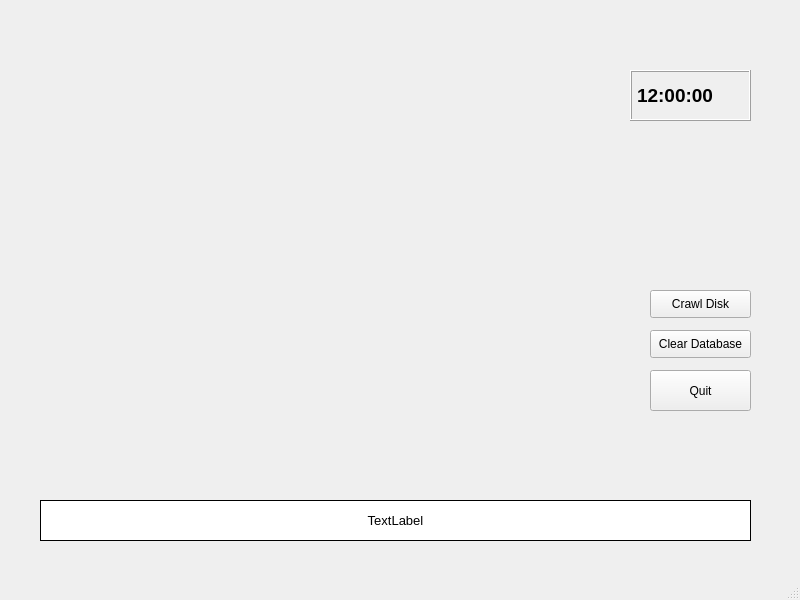
The window that Code/gui.ui (Dreamwalkerx5/disk_analyser) describes before a commit, drawn with Qt 5.
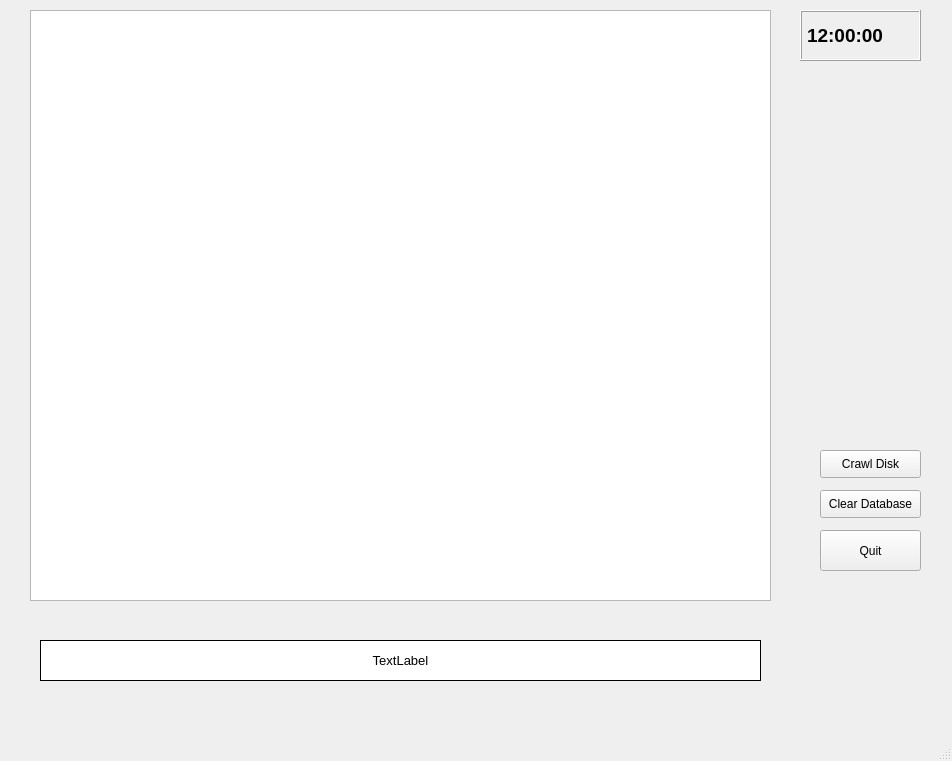
The same window after the commit.

```diff
--- a/Code/gui.ui
+++ b/Code/gui.ui
@@ -6,8 +6,8 @@
    <rect>
     <x>0</x>
     <y>0</y>
-    <width>800</width>
-    <height>600</height>
+    <width>952</width>
+    <height>761</height>
    </rect>
   </property>
   <property name="windowTitle">
@@ -18,8 +18,8 @@
     <property name="geometry">
      <rect>
       <x>40</x>
-      <y>500</y>
-      <width>711</width>
+      <y>640</y>
+      <width>721</width>
       <height>41</height>
      </rect>
     </property>
@@ -47,8 +47,8 @@
    <widget class="QLabel" name="time_label">
     <property name="geometry">
      <rect>
-      <x>630</x>
-      <y>70</y>
+      <x>800</x>
+      <y>10</y>
       <width>121</width>
       <height>51</height>
      </rect>
@@ -79,8 +79,8 @@
    <widget class="QPushButton" name="quit_button">
     <property name="geometry">
      <rect>
-      <x>650</x>
-      <y>370</y>
+      <x>820</x>
+      <y>530</y>
       <width>101</width>
       <height>41</height>
      </rect>
@@ -92,8 +92,8 @@
    <widget class="QPushButton" name="clear_button">
     <property name="geometry">
      <rect>
-      <x>650</x>
-      <y>330</y>
+      <x>820</x>
+      <y>490</y>
       <width>101</width>
       <height>28</height>
      </rect>
@@ -105,8 +105,8 @@
    <widget class="QPushButton" name="crawl_button">
     <property name="geometry">
      <rect>
-      <x>650</x>
-      <y>290</y>
+      <x>820</x>
+      <y>450</y>
       <width>101</width>
       <height>28</height>
      </rect>
@@ -115,6 +115,19 @@
      <string>Crawl Disk</string>
     </property>
    </widget>
+   <widget class="QListView" name="listView">
+    <property name="geometry">
+     <rect>
+      <x>30</x>
+      <y>10</y>
+      <width>741</width>
+      <height>591</height>
+     </rect>
+    </property>
+    <property name="alternatingRowColors">
+     <bool>false</bool>
+    </property>
+   </widget>
   </widget>
   <widget class="QMenuBar" name="menubar">
    <property name="geometry">
```
Left out of the diff: 2 changed lines with no effect on the pictures.
